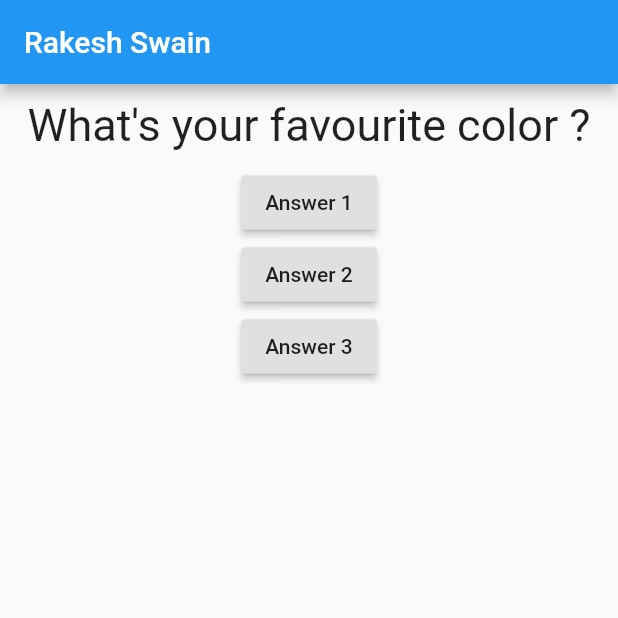
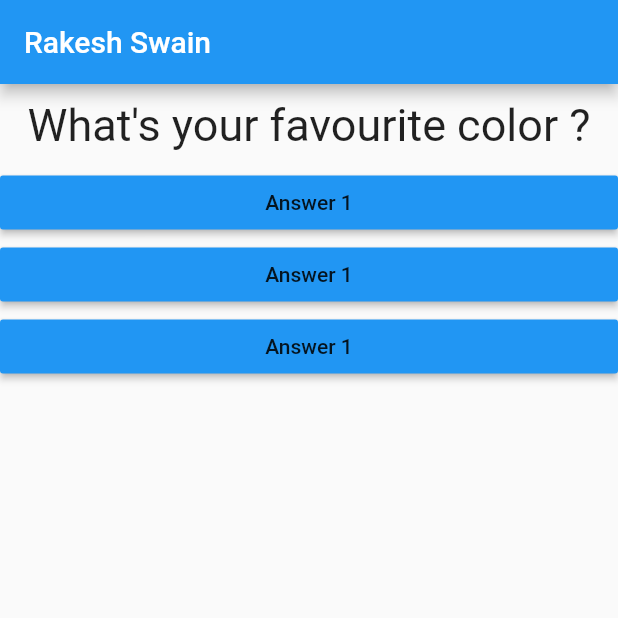
Before and after one commit to Rakesh-swain/Quiz_App, a Flutter app: the screen it shows after launch, on a phone screen of 412 x 824 dp, the top half of it. Run offline on Flutter 3.47's test engine with Material 2 defaults, Android fonts, the phone set to English and light mode, and no system bars.

Commit message:
add new answer widget

```diff
--- /dev/null
+++ b/lib/answer.dart
@@ -0,0 +1,18 @@
+// ignore_for_file: deprecated_member_use
+
+import 'package:flutter/material.dart';
+
+class Answer extends StatelessWidget {
+  final VoidCallback selectHandler;
+  Answer(this.selectHandler);
+  @override
+  Widget build(BuildContext context) {
+    return Container(
+      width: double.infinity,
+      child: RaisedButton(
+          color: Colors.blue,
+          child: const Text("Answer 1"),
+          onPressed: selectHandler),
+    );
+  }
+}
--- a/lib/main.dart
+++ b/lib/main.dart
@@ -2,6 +2,7 @@
 
 import 'package:flutter/material.dart';
 import './question.dart';
+import './answer.dart';
 
 void main() => runApp(MyApp());
 
@@ -35,16 +36,9 @@ class _MyAppState extends State<MyApp> {
         ),
         body: Column(children: [
           Question(_questions[_questionIndex]),
-          RaisedButton(
-              child: const Text("Answer 1"), onPressed: _answerQuestion),
-          RaisedButton(
-              child: const Text("Answer 2"),
-              onPressed: () => "Answer 2 choosen"),
-          RaisedButton(
-              child: const Text("Answer 3"),
-              onPressed: () {
-                print("Answer 3 choosen");
-              }),
+          Answer(_answerQuestion),
+          Answer(_answerQuestion),
+          Answer(_answerQuestion),
         ]),
       ),
     );
```
